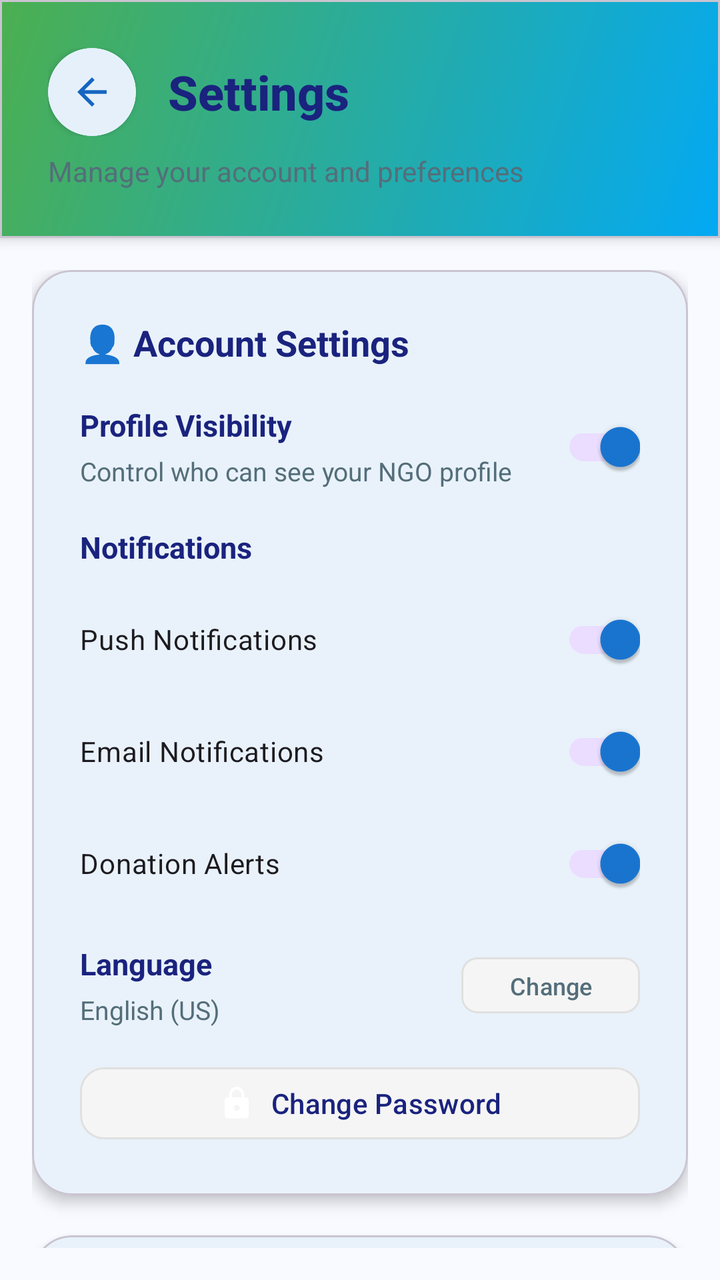
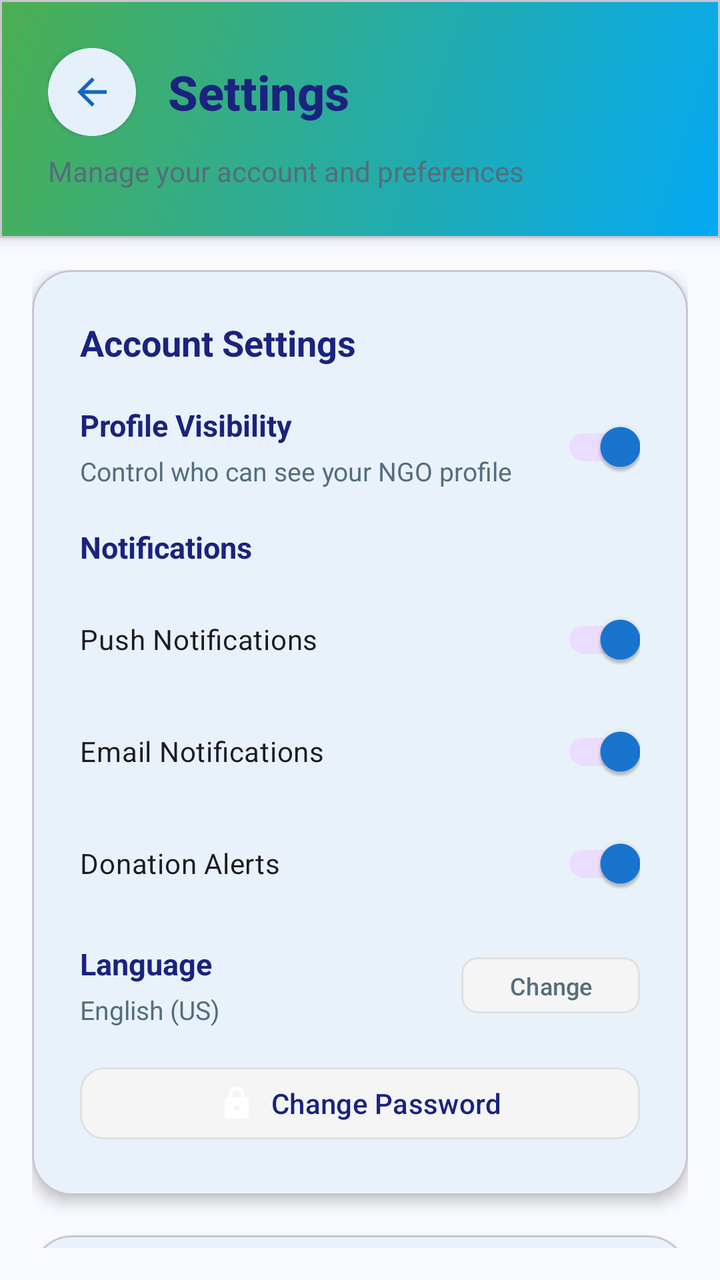

Screens rendered from an Android XML layout before and after an edit, with the pre-edit source and the edit as a unified diff.
<!-- AndroidManifest.xml: application theme Theme.GiveEase -->
<!-- res/layout/fragment_ngo_settings.xml -->
<?xml version="1.0" encoding="utf-8"?>
<LinearLayout xmlns:android="http://schemas.android.com/apk/res/android"
    xmlns:app="http://schemas.android.com/apk/res-auto"
    android:layout_width="match_parent"
    android:layout_height="match_parent"
    android:orientation="vertical"
    android:background="#F8FAFF">

    
    <com.google.android.material.card.MaterialCardView
        android:layout_width="match_parent"
        android:layout_height="wrap_content"
        app:cardCornerRadius="0dp"
        app:cardElevation="4dp"
        app:cardBackgroundColor="@android:color/white">

        <LinearLayout
            android:layout_width="match_parent"
            android:layout_height="wrap_content"
            android:orientation="vertical"
            android:padding="24dp"
            android:background="@drawable/home_header_gradient">

            <LinearLayout
                android:layout_width="match_parent"
                android:layout_height="wrap_content"
                android:orientation="horizontal"
                android:gravity="center_vertical"
                android:layout_marginBottom="8dp">

                <com.google.android.material.card.MaterialCardView
                    android:id="@+id/btnBack"
                    android:layout_width="44dp"
                    android:layout_height="44dp"
                    app:cardCornerRadius="22dp"
                    app:cardElevation="2dp"
                    app:cardBackgroundColor="#FFFFFF"
                    android:clickable="true"
                    android:focusable="true"
                    app:strokeColor="#E3F2FD"
                    app:strokeWidth="1dp">

                    <ImageView
                        android:layout_width="22dp"
                        android:layout_height="22dp"
                        android:layout_gravity="center"
                        android:src="@drawable/ic_back"
                        app:tint="#1565C0" />
                </com.google.android.material.card.MaterialCardView>

                <TextView
                    android:layout_width="0dp"
                    android:layout_height="wrap_content"
                    android:layout_weight="1"
                    android:text="Settings"
                    android:textSize="24sp"
                    android:textStyle="bold"
                    android:textColor="#1A237E"
                    android:fontFamily="sans-serif-medium"
                    android:layout_marginStart="16dp"
                    android:gravity="center_vertical" />
            </LinearLayout>

            <TextView
                android:layout_width="wrap_content"
                android:layout_height="wrap_content"
                android:text="Manage your account and preferences"
                android:textSize="14sp"
                android:textColor="#546E7A" />
        </LinearLayout>
    </com.google.android.material.card.MaterialCardView>

    
    <androidx.core.widget.NestedScrollView
        android:layout_width="match_parent"
        android:layout_height="0dp"
        android:layout_weight="1"
        android:fillViewport="true"
        android:padding="16dp">

        <LinearLayout
            android:layout_width="match_parent"
            android:layout_height="wrap_content"
            android:orientation="vertical">

            
            <com.google.android.material.card.MaterialCardView
                android:layout_width="match_parent"
                android:layout_height="wrap_content"
                app:cardCornerRadius="20dp"
                app:cardElevation="4dp"
                android:layout_marginBottom="20dp"
                app:cardBackgroundColor="@android:color/white">

                <LinearLayout
                    android:layout_width="match_parent"
                    android:layout_height="wrap_content"
                    android:orientation="vertical"
                    android:padding="24dp">

                    <TextView
                        android:layout_width="wrap_content"
                        android:layout_height="wrap_content"
                        android:text="👤 Account Settings"
                        android:textSize="18sp"
                        android:textStyle="bold"
                        android:textColor="#1A237E"
                        android:layout_marginBottom="16dp" />

                    
                    <LinearLayout
                        android:layout_width="match_parent"
                        android:layout_height="wrap_content"
                        android:orientation="horizontal"
                        android:gravity="center_vertical"
                        android:layout_marginBottom="16dp">

                        <LinearLayout
                            android:layout_width="0dp"
                            android:layout_height="wrap_content"
                            android:layout_weight="1"
                            android:orientation="vertical">

                            <TextView
                                android:layout_width="wrap_content"
                                android:layout_height="wrap_content"
                                android:text="Profile Visibility"
                                android:textSize="15sp"
                                android:textStyle="bold"
                                android:textColor="#1A237E"
                                android:layout_marginBottom="4dp" />

                            <TextView
                                android:layout_width="wrap_content"
                                android:layout_height="wrap_content"
                                android:text="Control who can see your NGO profile"
                                android:textSize="13sp"
                                android:textColor="#546E7A" />
                        </LinearLayout>

                        <com.google.android.material.switchmaterial.SwitchMaterial
                            android:id="@+id/switchProfileVisibility"
                            android:layout_width="wrap_content"
                            android:layout_height="wrap_content"
                            android:checked="true" />
                    </LinearLayout>

                    
                    <LinearLayout
                        android:layout_width="match_parent"
                        android:layout_height="wrap_content"
                        android:orientation="vertical"
                        android:layout_marginBottom="16dp">

                        <TextView
                            android:layout_width="wrap_content"
                            android:layout_height="wrap_content"
                            android:text="Notifications"
                            android:textSize="15sp"
                            android:textStyle="bold"
                            android:textColor="#1A237E"
                            android:layout_marginBottom="12dp" />

                        <com.google.android.material.switchmaterial.SwitchMaterial
                            android:id="@+id/switchPushNotifications"
                            android:layout_width="match_parent"
                            android:layout_height="wrap_content"
                            android:text="Push Notifications"
                            android:textSize="14sp"
                            android:checked="true"
                            android:layout_marginBottom="8dp" />

                        <com.google.android.material.switchmaterial.SwitchMaterial
                            android:id="@+id/switchEmailNotifications"
                            android:layout_width="match_parent"
                            android:layout_height="wrap_content"
                            android:text="Email Notifications"
                            android:textSize="14sp"
                            android:checked="true"
                            android:layout_marginBottom="8dp" />

                        <com.google.android.material.switchmaterial.SwitchMaterial
                            android:id="@+id/switchDonationAlerts"
                            android:layout_width="match_parent"
                            android:layout_height="wrap_content"
                            android:text="Donation Alerts"
                            android:textSize="14sp"
                            android:checked="true" />
                    </LinearLayout>

                    
                    <LinearLayout
                        android:layout_width="match_parent"
                        android:layout_height="wrap_content"
                        android:orientation="horizontal"
                        android:gravity="center_vertical"
                        android:layout_marginBottom="16dp">

                        <LinearLayout
                            android:layout_width="0dp"
                            android:layout_height="wrap_content"
                            android:layout_weight="1"
                            android:orientation="vertical">

                            <TextView
                                android:layout_width="wrap_content"
                                android:layout_height="wrap_content"
                                android:text="Language"
                                android:textSize="15sp"
                                android:textStyle="bold"
                                android:textColor="#1A237E"
                                android:layout_marginBottom="4dp" />

                            <TextView
                                android:layout_width="wrap_content"
                                android:layout_height="wrap_content"
                                android:text="English (US)"
                                android:textSize="13sp"
                                android:textColor="#546E7A" />
                        </LinearLayout>

                        <com.google.android.material.button.MaterialButton
                            android:id="@+id/btnChangeLanguage"
                            android:layout_width="wrap_content"
                            android:layout_height="36dp"
                            android:text="Change"
                            android:textSize="12sp"
                            app:cornerRadius="8dp"
                            app:backgroundTint="#F5F5F5"
                            android:textColor="#546E7A"
                            app:strokeColor="#E0E0E0"
                            app:strokeWidth="1dp" />
                    </LinearLayout>

                    
                    <com.google.android.material.button.MaterialButton
                        android:id="@+id/btnChangePassword"
                        android:layout_width="match_parent"
                        android:layout_height="44dp"
                        android:text="Change Password"
                        android:textSize="14sp"
                        app:cornerRadius="12dp"
                        app:backgroundTint="#F5F5F5"
                        android:textColor="#1A237E"
                        app:strokeColor="#E0E0E0"
                        app:strokeWidth="1dp"
                        app:icon="@drawable/ic_lock"
                        app:iconGravity="textStart"
                        app:iconPadding="8dp" />
                </LinearLayout>
            </com.google.android.material.card.MaterialCardView>

            
            <com.google.android.material.card.MaterialCardView
                android:layout_width="match_parent"
                android:layout_height="wrap_content"
                app:cardCornerRadius="20dp"
                app:cardElevation="4dp"
                android:layout_marginBottom="20dp"
                app:cardBackgroundColor="@android:color/white">

                <LinearLayout
                    android:layout_width="match_parent"
                    android:layout_height="wrap_content"
                    android:orientation="vertical"
                    android:padding="24dp">

                    <TextView
                        android:layout_width="wrap_content"
                        android:layout_height="wrap_content"
                        android:text="🎯 Campaign Settings"
                        android:textSize="18sp"
                        android:textStyle="bold"
                        android:textColor="#1A237E"
                        android:layout_marginBottom="16dp" />

                    <com.google.android.material.switchmaterial.SwitchMaterial
                        android:id="@+id/switchAutoClose"
                        android:layout_width="match_parent"
                        android:layout_height="wrap_content"
                        android:text="Auto-close campaigns when target reached"
                        android:textSize="14sp"
                        android:checked="true"
                        android:layout_marginBottom="12dp" />

                    <com.google.android.material.switchmaterial.SwitchMaterial
                        android:id="@+id/switchLowStockAlerts"
                        android:layout_width="match_parent"
                        android:layout_height="wrap_content"
                        android:text="Low stock alerts"
                        android:textSize="14sp"
                        android:checked="true"
                        android:layout_marginBottom="12dp" />

                    <com.google.android.material.switchmaterial.SwitchMaterial
                        android:id="@+id/switchCampaignAnalytics"
                        android:layout_width="match_parent"
                        android:layout_height="wrap_content"
                        android:text="Share campaign analytics"
                        android:textSize="14sp"
                        android:checked="true" />
                </LinearLayout>
            </com.google.android.material.card.MaterialCardView>

            
            <com.google.android.material.card.MaterialCardView
                android:layout_width="match_parent"
                android:layout_height="wrap_content"
                app:cardCornerRadius="20dp"
                app:cardElevation="4dp"
                android:layout_marginBottom="20dp"
                app:cardBackgroundColor="@android:color/white">

                <LinearLayout
                    android:layout_width="match_parent"
                    android:layout_height="wrap_content"
                    android:orientation="vertical"
                    android:padding="24dp">

                    <TextView
                        android:layout_width="wrap_content"
                        android:layout_height="wrap_content"
                        android:text="💳 Payment Settings"
                        android:textSize="18sp"
                        android:textStyle="bold"
                        android:textColor="#1A237E"
                        android:layout_marginBottom="16dp" />

                    <LinearLayout
                        android:layout_width="match_parent"
                        android:layout_height="wrap_content"
                        android:orientation="horizontal"
                        android:gravity="center_vertical"
                        android:layout_marginBottom="16dp">

                        <LinearLayout
                            android:layout_width="0dp"
                            android:layout_height="wrap_content"
                            android:layout_weight="1"
                            android:orientation="vertical">

                            <TextView
                                android:layout_width="wrap_content"
                                android:layout_height="wrap_content"
                                android:text="Withdrawal Frequency"
                                android:textSize="15sp"
                                android:textStyle="bold"
                                android:textColor="#1A237E"
                                android:layout_marginBottom="4dp" />

                            <TextView
                                android:layout_width="wrap_content"
                                android:layout_height="wrap_content"
                                android:text="Weekly"
                                android:textSize="13sp"
                                android:textColor="#546E7A" />
                        </LinearLayout>

                        <com.google.android.material.button.MaterialButton
                            android:id="@+id/btnWithdrawalSettings"
                            android:layout_width="wrap_content"
                            android:layout_height="36dp"
                            android:text="Manage"
                            android:textSize="12sp"
                            app:cornerRadius="8dp"
                            app:backgroundTint="#F5F5F5"
                            android:textColor="#546E7A"
                            app:strokeColor="#E0E0E0"
                            app:strokeWidth="1dp" />
                    </LinearLayout>

                    <com.google.android.material.button.MaterialButton
                        android:id="@+id/btnBankAccounts"
                        android:layout_width="match_parent"
                        android:layout_height="44dp"
                        android:text="Manage Bank Accounts"
                        android:textSize="14sp"
                        app:cornerRadius="12dp"
                        app:backgroundTint="#F5F5F5"
                        android:textColor="#1A237E"
                        app:strokeColor="#E0E0E0"
                        app:strokeWidth="1dp"
                        app:icon="@drawable/ic_bank"
                        app:iconGravity="textStart"
                        app:iconPadding="8dp" />
                </LinearLayout>
            </com.google.android.material.card.MaterialCardView>

            
            <com.google.android.material.card.MaterialCardView
                android:layout_width="match_parent"
                android:layout_height="wrap_content"
                app:cardCornerRadius="20dp"
                app:cardElevation="4dp"
                android:layout_marginBottom="20dp"
                app:cardBackgroundColor="@android:color/white">

                <LinearLayout
                    android:layout_width="match_parent"
                    android:layout_height="wrap_content"
                    android:orientation="vertical"
                    android:padding="24dp">

                    <TextView
                        android:layout_width="wrap_content"
                        android:layout_height="wrap_content"
                        android:text="🔒 Privacy &amp; Security"
                        android:textSize="18sp"
                        android:textStyle="bold"
                        android:textColor="#1A237E"
                        android:layout_marginBottom="16dp" />

                    <com.google.android.material.switchmaterial.SwitchMaterial
                        android:id="@+id/switchTwoFactor"
                        android:layout_width="match_parent"
                        android:layout_height="wrap_content"
                        android:text="Two-Factor Authentication"
                        android:textSize="14sp"
                        android:checked="true"
                        android:layout_marginBottom="12dp" />

                    <com.google.android.material.switchmaterial.SwitchMaterial
                        android:id="@+id/switchDataSharing"
                        android:layout_width="match_parent"
                        android:layout_height="wrap_content"
                        android:text="Data Sharing for Analytics"
                        android:textSize="14sp"
                        android:checked="false"
                        android:layout_marginBottom="16dp" />

                    <com.google.android.material.button.MaterialButton
                        android:id="@+id/btnPrivacyPolicy"
                        android:layout_width="match_parent"
                        android:layout_height="44dp"
                        android:text="Privacy Policy"
                        android:textSize="14sp"
                        app:cornerRadius="12dp"
                        app:backgroundTint="#F5F5F5"
                        android:textColor="#1A237E"
                        app:strokeColor="#E0E0E0"
                        app:strokeWidth="1dp"
                        app:icon="@drawable/ic_shield"
                        app:iconGravity="textStart"
                        app:iconPadding="8dp" />
                </LinearLayout>
            </com.google.android.material.card.MaterialCardView>

            
            <com.google.android.material.card.MaterialCardView
                android:layout_width="match_parent"
                android:layout_height="wrap_content"
                app:cardCornerRadius="20dp"
                app:cardElevation="4dp"
                app:cardBackgroundColor="@android:color/white">

                <LinearLayout
                    android:layout_width="match_parent"
                    android:layout_height="wrap_content"
                    android:orientation="vertical"
                    android:padding="24dp">

                    <TextView
                        android:layout_width="wrap_content"
                        android:layout_height="wrap_content"
                        android:text="⚠ Danger Zone"
                        android:textSize="18sp"
                        android:textStyle="bold"
                        android:textColor="#D32F2F"
                        android:layout_marginBottom="16dp" />

                    <com.google.android.material.button.MaterialButton
                        android:id="@+id/btnExportData"
                        android:layout_width="match_parent"
                        android:layout_height="44dp"
                        android:text="Export All Data"
                        android:textSize="14sp"
                        app:cornerRadius="12dp"
                        app:backgroundTint="#FFF3E0"
                        android:textColor="#FF8F00"
                        app:strokeColor="#FFCC80"
                        app:strokeWidth="1dp"
                        app:icon="@drawable/ic_download"
                        app:iconGravity="textStart"
                        app:iconPadding="8dp"
                        android:layout_marginBottom="12dp" />

                    <com.google.android.material.button.MaterialButton
                        android:id="@+id/btnDeleteAccount"
                        android:layout_width="match_parent"
                        android:layout_height="44dp"
                        android:text="Delete Account"
                        android:textSize="14sp"
                        app:cornerRadius="12dp"
                        app:backgroundTint="#FFEBEE"
                        android:textColor="#D32F2F"
                        app:strokeColor="#FFCDD2"
                        app:strokeWidth="1dp"
                        app:icon="@drawable/ic_delete"
                        app:iconGravity="textStart"
                        app:iconPadding="8dp" />
                </LinearLayout>
            </com.google.android.material.card.MaterialCardView>
        </LinearLayout>
    </androidx.core.widget.NestedScrollView>
</LinearLayout>
<!-- resources referenced by this layout -->
<resources>
  <!-- drawable home_header_gradient (drawable) -->
  <shape xmlns:android="http://schemas.android.com/apk/res/android">
      <gradient
          android:angle="135"
          android:startColor="@color/secondary"
          android:endColor="@color/primary"
          android:type="linear" />
  </shape>
  <!-- drawable ic_back (drawable) -->
  <vector xmlns:android="http://schemas.android.com/apk/res/android"
      android:width="24dp"
      android:height="24dp"
      android:viewportWidth="24"
      android:viewportHeight="24">
      <path
          android:fillColor="#FF000000"
          android:pathData="M20,11H7.83l5.59,-5.59L12,4l-8,8 8,8 1.41,-1.41L7.83,13H20v-2z"/>
  </vector>
  <!-- drawable ic_delete (drawable) -->
  <vector xmlns:android="http://schemas.android.com/apk/res/android"
      android:width="24dp"
      android:height="24dp"
      android:viewportWidth="24"
      android:viewportHeight="24">
      <path
          android:fillColor="#FF000000"
          android:pathData="M6,19c0,1.1 0.9,2 2,2h8c1.1,0 2,-0.9 2,-2V7H6v12zM19,4h-3.5l-1,-1h-5l-1,1H5v2h14V4z"/>
  </vector>
  <!-- drawable ic_download (drawable) -->
  <vector xmlns:android="http://schemas.android.com/apk/res/android"
      android:width="24dp"
      android:height="24dp"
      android:viewportWidth="24"
      android:viewportHeight="24">
      <path
          android:fillColor="#FF000000"
          android:pathData="M5,20h14v-2H5V20zM19,9h-4V3H9v6H5l7,7L19,9z"/>
  </vector>
  <!-- drawable ic_lock (drawable) -->
  <vector xmlns:android="http://schemas.android.com/apk/res/android"
      android:width="24dp"
      android:height="24dp"
      android:viewportWidth="24"
      android:viewportHeight="24">
      <path
          android:fillColor="#000000"
          android:pathData="M18,8h-1L17,6c0,-2.76 -2.24,-5 -5,-5S7,3.24 7,6v2L6,8c-1.1,0 -2,0.9 -2,2v10c0,1.1 0.9,2 2,2h12c1.1,0 2,-0.9 2,-2L20,10c0,-1.1 -0.9,-2 -2,-2zM12,17c-1.1,0 -2,-0.9 -2,-2s0.9,-2 2,-2 2,0.9 2,2 -0.9,2 -2,2zM15.1,8L8.9,8L8.9,6c0,-1.71 1.39,-3.1 3.1,-3.1 1.71,0 3.1,1.39 3.1,3.1v2z"/>
  </vector>
  <!-- drawable ic_shield (drawable) -->
  <vector xmlns:android="http://schemas.android.com/apk/res/android"
      android:width="24dp"
      android:height="24dp"
      android:viewportWidth="24"
      android:viewportHeight="24">
      <path
          android:fillColor="#000000"
          android:pathData="M12,1L3,5v6c0,5.55 3.84,10.74 9,12 5.16,-1.26 9,-6.45 9,-12V5l-9,-4z"/>
  </vector>
  <style name="Theme.GiveEase" parent="Theme.Material3.Light.NoActionBar">
          
          <item name="colorPrimary">@color/primary_blue</item>
          <item name="colorOnPrimary">@color/white</item>
          <item name="colorSecondary">@color/teal_200</item>
          <item name="colorOnSecondary">@color/black</item>
  
          
          <item name="android:windowBackground">@color/background</item>
          <item name="colorSurface">@color/surface</item>
          <item name="colorOnSurface">@color/onSurface</item>
          <item name="colorOnBackground">@color/onBackground</item>
  
          
          <item name="android:statusBarColor" tools:targetApi="l">?attr/colorPrimary</item>
  
      </style>
  <color name="secondary">#03A9F4</color>
  <color name="primary">#4CAF50</color>
  <color name="primary_blue">#1976D2</color>
  <color name="white">#FFFFFFFF</color>
  <color name="teal_200">#FF03DAC5</color>
  <color name="black">#FF000000</color>
  <color name="background">#FAFAFA</color>
  <color name="surface">#FFFFFF</color>
  <color name="onSurface">#212121</color>
  <color name="onBackground">#212121</color>
  <!-- unchanged entries left out for length: 1 -->
</resources>

<!-- the commit's change to res/layout/fragment_ngo_settings.xml (unified diff, before → after) -->
@@ -6,7 +6,6 @@
     android:orientation="vertical"
     android:background="#F8FAFF">
 
-    
     <com.google.android.material.card.MaterialCardView
         android:layout_width="match_parent"
         android:layout_height="wrap_content"
@@ -101,7 +100,7 @@
                     <TextView
                         android:layout_width="wrap_content"
                         android:layout_height="wrap_content"
-                        android:text="👤 Account Settings"
+                        android:text="Account Settings"
                         android:textSize="18sp"
                         android:textStyle="bold"
                         android:textColor="#1A237E"
@@ -268,7 +267,7 @@
                     <TextView
                         android:layout_width="wrap_content"
                         android:layout_height="wrap_content"
-                        android:text="🎯 Campaign Settings"
+                        android:text="Campaign Settings"
                         android:textSize="18sp"
                         android:textStyle="bold"
                         android:textColor="#1A237E"
@@ -320,7 +319,7 @@
                     <TextView
                         android:layout_width="wrap_content"
                         android:layout_height="wrap_content"
-                        android:text="💳 Payment Settings"
+                        android:text="Payment Settings"
                         android:textSize="18sp"
                         android:textStyle="bold"
                         android:textColor="#1A237E"
@@ -404,7 +403,7 @@
                     <TextView
                         android:layout_width="wrap_content"
                         android:layout_height="wrap_content"
-                        android:text="🔒 Privacy &amp; Security"
+                        android:text="Privacy &amp; Security"
                         android:textSize="18sp"
                         android:textStyle="bold"
                         android:textColor="#1A237E"
@@ -462,7 +461,7 @@
                     <TextView
                         android:layout_width="wrap_content"
                         android:layout_height="wrap_content"
-                        android:text="⚠ Danger Zone"
+                        android:text="Danger Zone"
                         android:textSize="18sp"
                         android:textStyle="bold"
                         android:textColor="#D32F2F"
